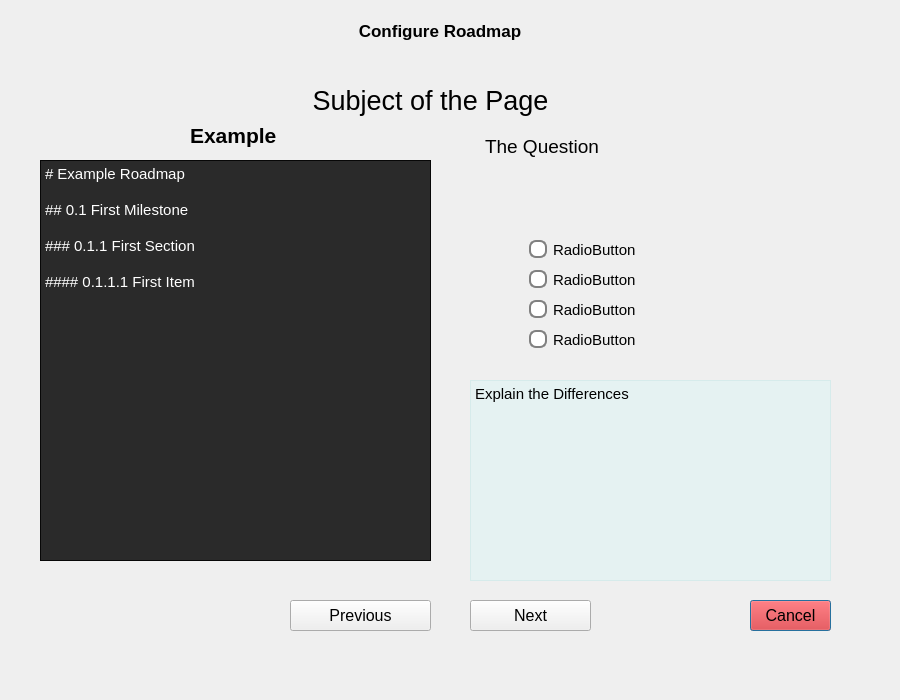
This is gitmap/gui/structure_dialog.ui in ajr32/GitMap as Qt 5 draws it before an edit. The edited form follows.
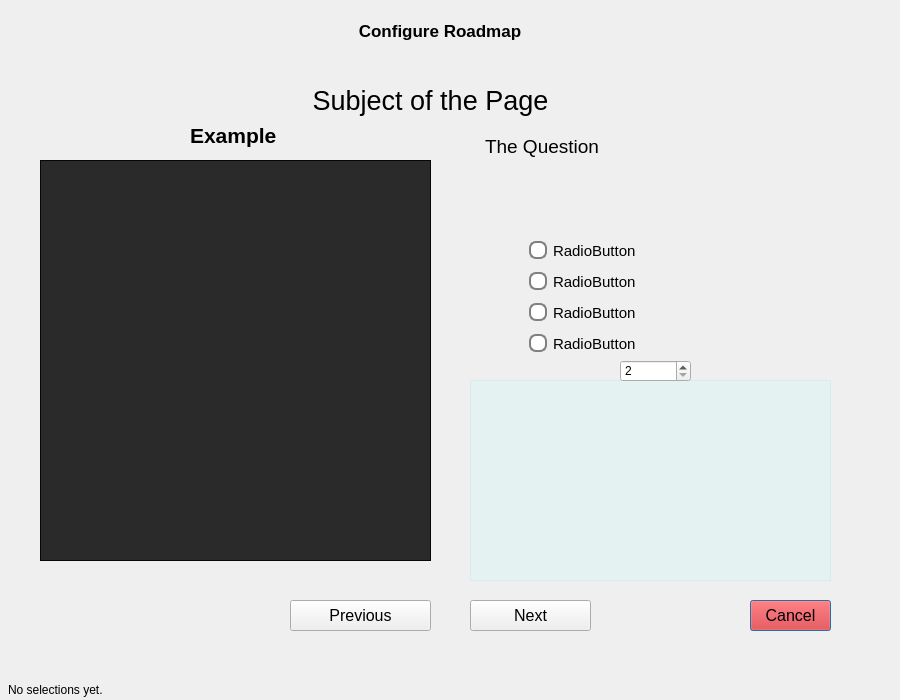
This is the edited form.

Diff of the .ui file:
```diff
--- a/gitmap/gui/structure_dialog.ui
+++ b/gitmap/gui/structure_dialog.ui
@@ -86,13 +86,7 @@
       <bool>true</bool>
      </property>
      <property name="plainText">
-      <string># Example Roadmap
-
-## 0.1 First Milestone
-
-### 0.1.1 First Section
-
-#### 0.1.1.1 First Item</string>
+      <string/>
      </property>
     </widget>
    </widget>
@@ -174,7 +168,7 @@
      <bool>true</bool>
     </property>
     <property name="plainText">
-     <string>Explain the Differences</string>
+     <string/>
     </property>
    </widget>
    <widget class="QLabel" name="label_2">
@@ -258,8 +252,8 @@
      <rect>
       <x>509</x>
       <y>175</y>
-      <width>251</width>
-      <height>121</height>
+      <width>301</width>
+      <height>128</height>
      </rect>
     </property>
     <layout class="QVBoxLayout" name="Buttons">
@@ -390,6 +384,19 @@
      </item>
     </layout>
    </widget>
+   <widget class="QSpinBox" name="starting_series_number">
+    <property name="geometry">
+     <rect>
+      <x>600</x>
+      <y>300</y>
+      <width>71</width>
+      <height>22</height>
+     </rect>
+    </property>
+    <property name="minimum">
+     <number>2</number>
+    </property>
+   </widget>
   </widget>
   <widget class="QSplitter" name="splitter">
    <property name="geometry">
@@ -417,6 +424,19 @@
     <enum>Qt::Orientation::Vertical</enum>
    </property>
   </widget>
+  <widget class="QLabel" name="structure_status">
+   <property name="geometry">
+    <rect>
+     <x>8</x>
+     <y>680</y>
+     <width>891</width>
+     <height>20</height>
+    </rect>
+   </property>
+   <property name="text">
+    <string>No selections yet.</string>
+   </property>
+  </widget>
  </widget>
  <resources/>
  <connections>
```
Left out of the diff: 16 changed lines with no effect on the pictures.
